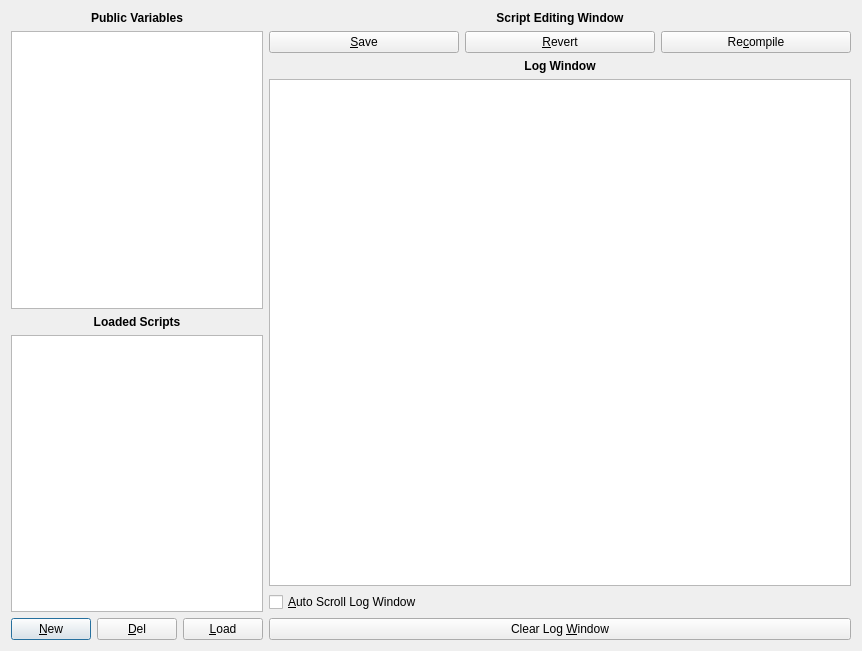
First picture: the form in ui/scriptingwindow.ui, repository collin80/SavvyCAN, before the edit.
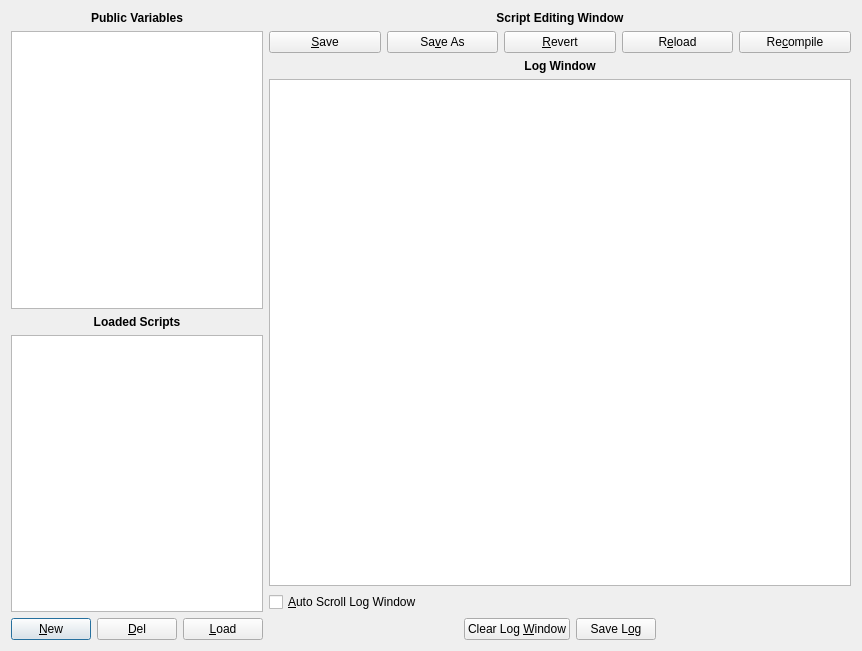
Second picture: the form after the edit.

Commit message: add save as, reload, and save log buttons to scriptingwindow

Diff of the .ui file:
```diff
--- a/ui/scriptingwindow.ui
+++ b/ui/scriptingwindow.ui
@@ -108,6 +108,13 @@
          </property>
         </widget>
        </item>
+       <item>
+        <widget class="QPushButton" name="btnSaveAsScript">
+         <property name="text">
+          <string>Sa&amp;ve As</string>
+         </property>
+        </widget>
+       </item>
        <item>
         <widget class="QPushButton" name="btnRevertScript">
          <property name="text">
@@ -115,6 +122,13 @@
          </property>
         </widget>
        </item>
+       <item>
+        <widget class="QPushButton" name="btnReloadScript">
+         <property name="text">
+          <string>R&amp;eload</string>
+         </property>
+        </widget>
+       </item>
        <item>
         <widget class="QPushButton" name="btnRecompile">
          <property name="text">
@@ -151,12 +165,27 @@
       </widget>
      </item>
      <item>
+        <layout class="QHBoxLayout" name="horizontalLayout_log">
+            <property name="alignment">
+                <set>Qt::AlignCenter</set>
+            </property>
+            <property name="contentsMargins">10, 0, 10, 0</property>
+            <item>
       <widget class="QPushButton" name="btnClearLog">
        <property name="text">
         <string>Clear Log &amp;Window</string>
        </property>
       </widget>
      </item>
+            <item>
+                <widget class="QPushButton" name="btnSaveLog">
+                    <property name="text">
+                        <string>Save L&amp;og</string>
+                    </property>
+                </widget>
+            </item>
+        </layout>
+     </item>
     </layout>
    </item>
   </layout>
```
Left out of the diff: 3 changed lines with no effect on the pictures. Lines whose indentation alone changed are shown as unchanged. The commit also changes 3 other files.
